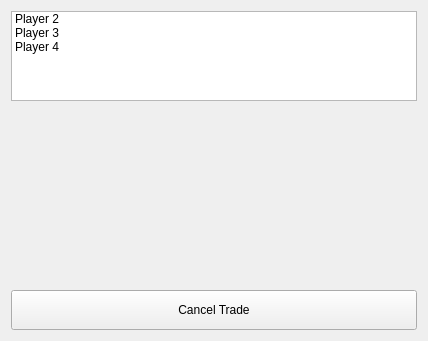
Old version of the form view/ui/select_trade.ui in the repository AlexShem247/a-catan-tutor.
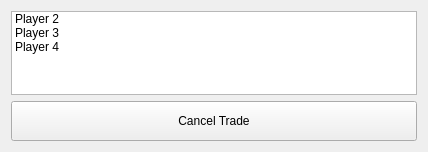
New version of the form.

```diff
--- a/view/ui/select_trade.ui
+++ b/view/ui/select_trade.ui
@@ -7,7 +7,7 @@
     <x>0</x>
     <y>0</y>
     <width>428</width>
-    <height>341</height>
+    <height>152</height>
    </rect>
   </property>
   <property name="maximumSize">
@@ -45,19 +45,6 @@
      </item>
     </widget>
    </item>
-   <item>
-    <spacer name="verticalSpacer">
-     <property name="orientation">
-      <enum>Qt::Vertical</enum>
-     </property>
-     <property name="sizeHint" stdset="0">
-      <size>
-       <width>20</width>
-       <height>40</height>
-      </size>
-     </property>
-    </spacer>
-   </item>
    <item>
     <widget class="QPushButton" name="submit_btn">
      <property name="minimumSize">
```
